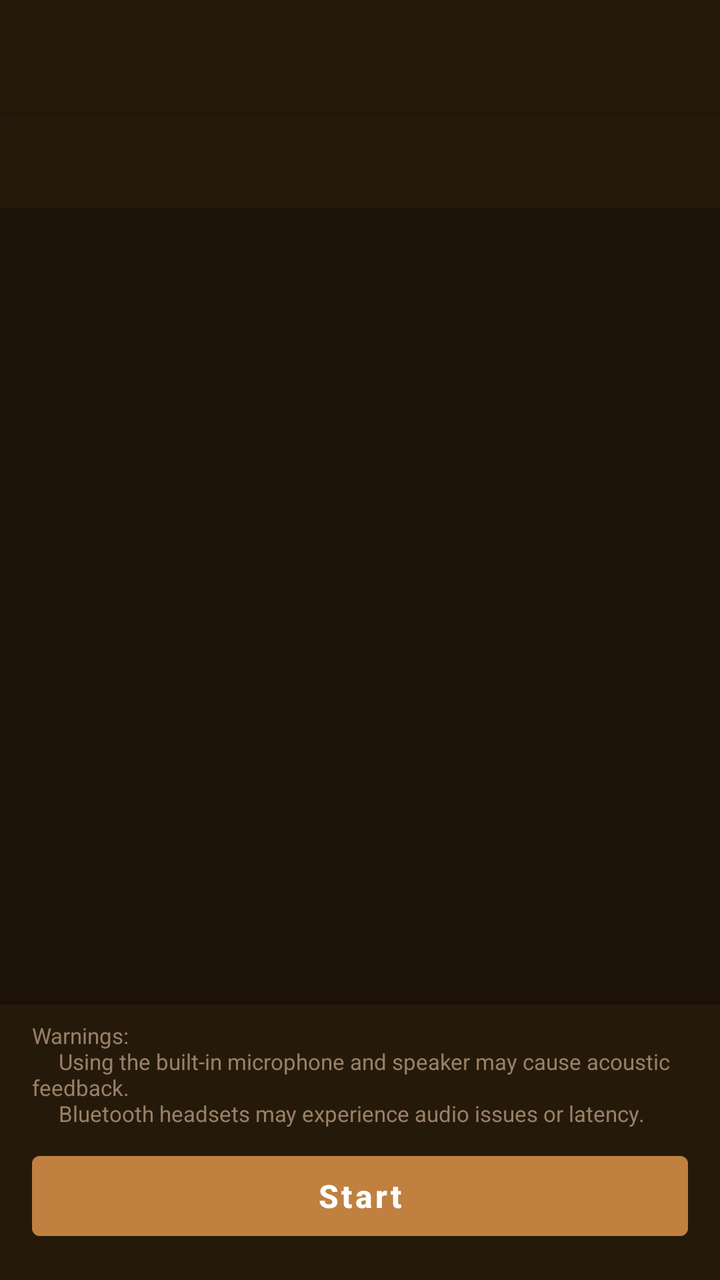
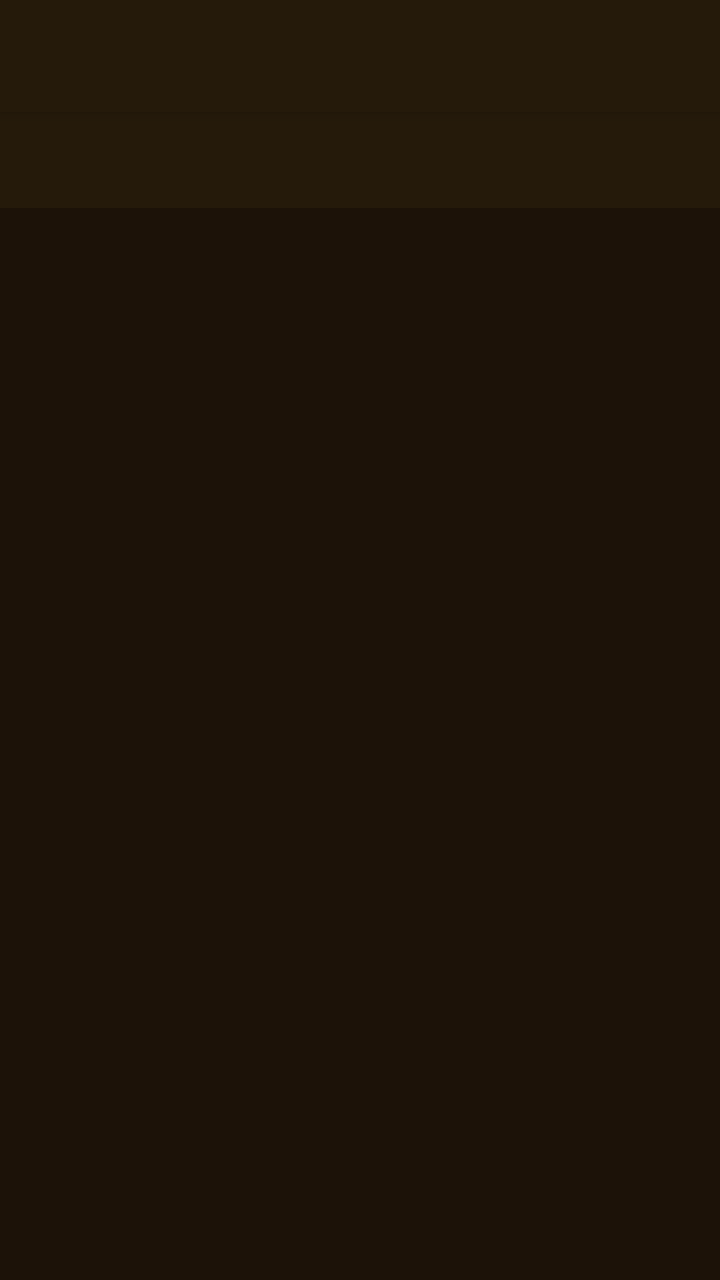

Screens rendered from an Android XML layout before and after an edit, with the pre-edit source and the edit as a unified diff.
<!-- AndroidManifest.xml: application theme Theme.beatriceapp -->
<!-- res/layout/activity_main.xml -->
<?xml version="1.0" encoding="utf-8"?>
<LinearLayout xmlns:android="http://schemas.android.com/apk/res/android"
    xmlns:app="http://schemas.android.com/apk/res-auto"
    android:layout_width="match_parent"
    android:layout_height="match_parent"
    android:orientation="vertical"
    android:background="@color/vst_bg_primary">

    
    <LinearLayout
        android:layout_width="match_parent"
        android:layout_height="56dp"
        android:orientation="horizontal"
        android:gravity="center_vertical"
        android:background="@color/vst_bg_secondary"
        android:paddingStart="16dp"
        android:paddingEnd="16dp"
        android:elevation="4dp"/>

    
    <com.google.android.material.tabs.TabLayout
        android:id="@+id/tab_layout"
        android:layout_width="match_parent"
        android:layout_height="wrap_content"
        android:background="@color/vst_bg_secondary"
        app:tabTextColor="@color/vst_text_secondary"
        app:tabSelectedTextColor="@color/vst_text_primary"
        app:tabIndicatorColor="@color/vst_accent"
        app:tabIndicatorHeight="3dp"
        app:tabMode="scrollable"
        app:tabGravity="center" />

    
    <androidx.viewpager2.widget.ViewPager2
        android:id="@+id/view_pager"
        android:layout_width="match_parent"
        android:layout_height="0dp"
        android:layout_weight="1"
        android:background="@color/vst_bg_primary" />

    
    <LinearLayout
        android:id="@+id/bottom_bar"
        android:layout_width="match_parent"
        android:layout_height="wrap_content"
        android:orientation="vertical"
        android:background="@color/vst_bg_secondary"
        android:paddingStart="16dp"
        android:paddingEnd="16dp"
        android:paddingTop="8dp"
        android:paddingBottom="16dp"
        android:elevation="8dp">

        <TextView
            android:id="@+id/status_view_text"
            android:layout_width="match_parent"
            android:layout_height="wrap_content"
            android:text="@string/status_warning"
            android:textColor="@color/vst_text_secondary"
            android:textSize="11sp"
            android:maxLines="4"
            android:layout_marginBottom="8dp" />

        <Button
            android:id="@+id/button_toggle_effect"
            android:layout_width="match_parent"
            android:layout_height="52dp"
            android:text="@string/start_effect"
            android:textAllCaps="false"
            android:textSize="16sp"
            android:textStyle="bold"
            android:backgroundTint="@color/vst_accent"
            style="@style/Widget.MaterialComponents.Button" />

    </LinearLayout>

</LinearLayout>
<!-- resources referenced by this layout -->
<resources>
  <color name="vst_accent">#C08040</color>
  <color name="vst_bg_primary">#1C1208</color>
  <color name="vst_bg_secondary">#251A0A</color>
  <color name="vst_text_primary">#EEE4D0</color>
  <color name="vst_text_secondary">#9A8068</color>
  <string name="start_effect">Start</string>
  <string name="status_warning">Warnings:\n\t\tUsing the built-in microphone and speaker may cause acoustic feedback.\n\t\tBluetooth headsets may experience audio issues or latency.\n\t\tA wired connection is strongly recommended.</string>
  <style name="Theme.beatriceapp" parent="Theme.MaterialComponents.DayNight.NoActionBar">
          <item name="colorPrimary">@color/vst_accent</item>
          <item name="colorPrimaryVariant">@color/vst_accent_dark</item>
          <item name="colorOnPrimary">@color/white</item>
          <item name="colorSecondary">@color/vst_accent_teal</item>
          <item name="colorSecondaryVariant">@color/vst_accent_teal</item>
          <item name="colorOnSecondary">@color/white</item>
          <item name="colorSurface">@color/vst_bg_secondary</item>
          <item name="colorOnSurface">@color/vst_text_primary</item>
          <item name="android:colorBackground">@color/vst_bg_primary</item>
          <item name="android:statusBarColor">@color/vst_bg_primary</item>
          <item name="android:windowLightStatusBar" tools:targetApi="23">false</item>
          <item name="android:textColorPrimary">@color/vst_text_primary</item>
          <item name="android:textColorSecondary">@color/vst_text_secondary</item>
          <item name="colorControlActivated">@color/vst_accent</item>
          <item name="colorPrimaryDark">@color/vst_bg_primary</item>
      </style>
  <color name="vst_accent_dark">#9A5E24</color>
  <color name="white">#FFFFFFFF</color>
  <color name="vst_accent_teal">#D4A464</color>
</resources>

<!-- the commit's change to res/layout/activity_main.xml (unified diff, before → after) -->
@@ -49,17 +49,8 @@
         android:paddingEnd="16dp"
         android:paddingTop="8dp"
         android:paddingBottom="16dp"
-        android:elevation="8dp">
-
-        <TextView
-            android:id="@+id/status_view_text"
-            android:layout_width="match_parent"
-            android:layout_height="wrap_content"
-            android:text="@string/status_warning"
-            android:textColor="@color/vst_text_secondary"
-            android:textSize="11sp"
-            android:maxLines="4"
-            android:layout_marginBottom="8dp" />
+        android:elevation="8dp"
+        android:visibility="gone">
 
         <Button
             android:id="@+id/button_toggle_effect"
<!-- resource entries referenced after the edit -->
@@ -6,7 +6,6 @@
   <color name="vst_text_primary">#EEE4D0</color>
   <color name="vst_text_secondary">#9A8068</color>
   <string name="start_effect">Start</string>
-  <string name="status_warning">Warnings:\n\t\tUsing the built-in microphone and speaker may cause acoustic feedback.\n\t\tBluetooth headsets may experience audio issues or latency.\n\t\tA wired connection is strongly recommended.</string>
   <style name="Theme.beatriceapp" parent="Theme.MaterialComponents.DayNight.NoActionBar">
           <item name="colorPrimary">@color/vst_accent</item>
           <item name="colorPrimaryVariant">@color/vst_accent_dark</item>
